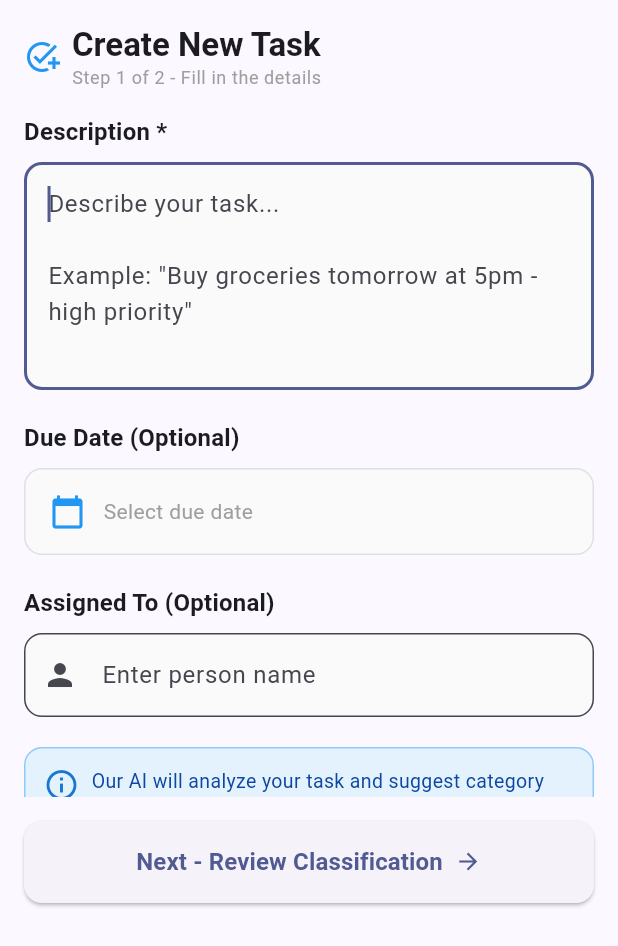
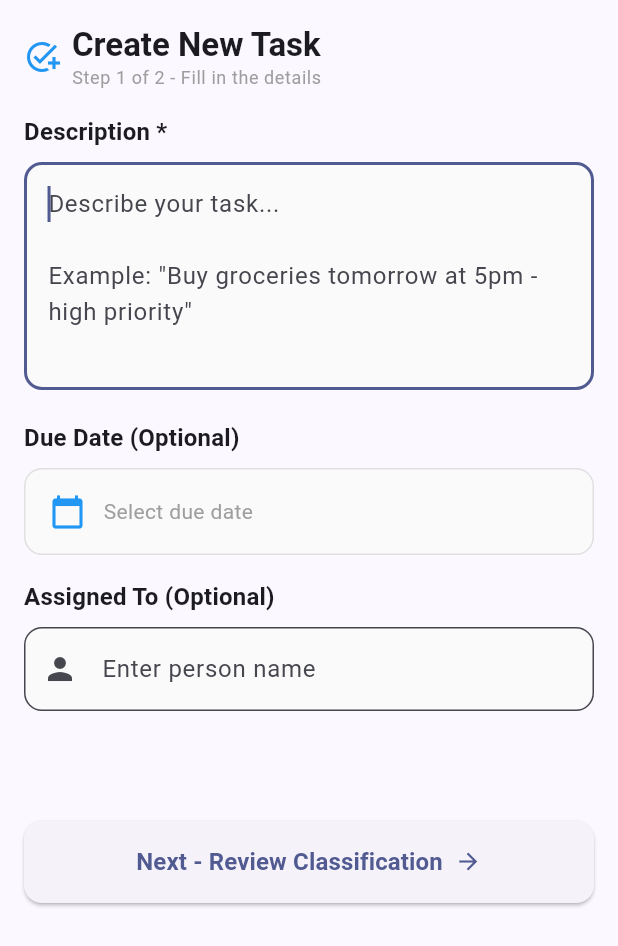
Before and after one commit to Abhishek-P0207/Workly, a Flutter app: the CreateTaskBottomSheet widget shown alone on an empty page, opened directly with empty values, on a phone screen of 412 x 824 dp. Shown: the top 946 px of the screen. Run offline on Flutter 3.47's test engine with Material 3 defaults, Android fonts, the phone set to English and light mode, and no system bars; our stand-ins replace connectivity_plus, dio, flutter_riverpod; network calls fail.

Commit message:
fix: fixed the spacing issue

```diff
--- a/mobile/task_manager/lib/features/tasks/presentation/widgets/create_task_bottom_sheet.dart
+++ b/mobile/task_manager/lib/features/tasks/presentation/widgets/create_task_bottom_sheet.dart
@@ -261,7 +261,7 @@ class _CreateTaskBottomSheetState extends ConsumerState<CreateTaskBottomSheet> {
                       ),
                     ),
                   ),
-                  const SizedBox(height: 20),
+                  const SizedBox(height: 16),
 
                   // Assigned To Field
                   Text(
@@ -283,33 +283,6 @@ class _CreateTaskBottomSheetState extends ConsumerState<CreateTaskBottomSheet> {
                       prefixIcon: const Icon(Icons.person),
                     ),
                     enabled: !_isLoading,
-                  ),
-                  const SizedBox(height: 20),
-
-                  // Info Banner
-                  Container(
-                    padding: const EdgeInsets.all(12),
-                    decoration: BoxDecoration(
-                      color: Colors.blue.shade50,
-                      borderRadius: BorderRadius.circular(12),
-                      border: Border.all(color: Colors.blue.shade200),
-                    ),
-                    child: Row(
-                      crossAxisAlignment: CrossAxisAlignment.start,
-                      children: [
-                        Icon(Icons.info_outline, color: Colors.blue.shade700),
-                        const SizedBox(width: 8),
-                        Expanded(
-                          child: Text(
-                            'Our AI will analyze your task and suggest category and priority. You can review and edit them in the next step.',
-                            style: TextStyle(
-                              color: Colors.blue.shade900,
-                              fontSize: 13,
-                            ),
-                          ),
-                        ),
-                      ],
-                    ),
                   ),
                 ],
               ),
```
